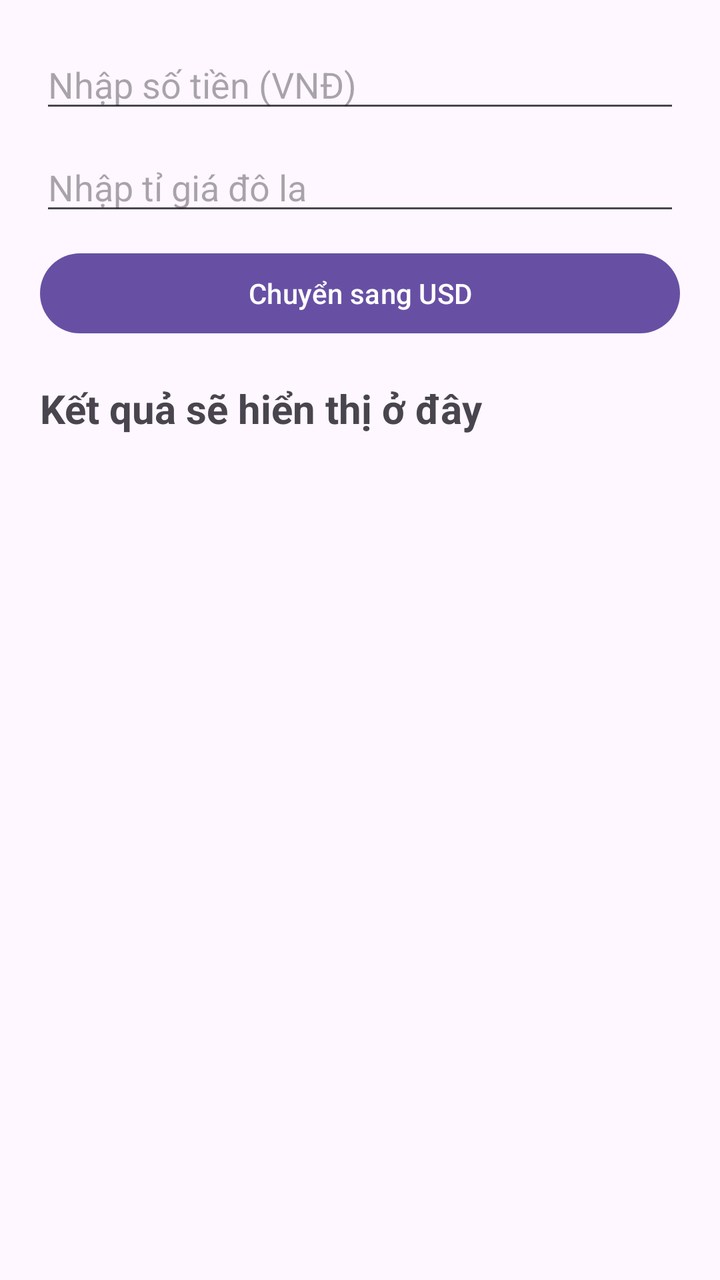
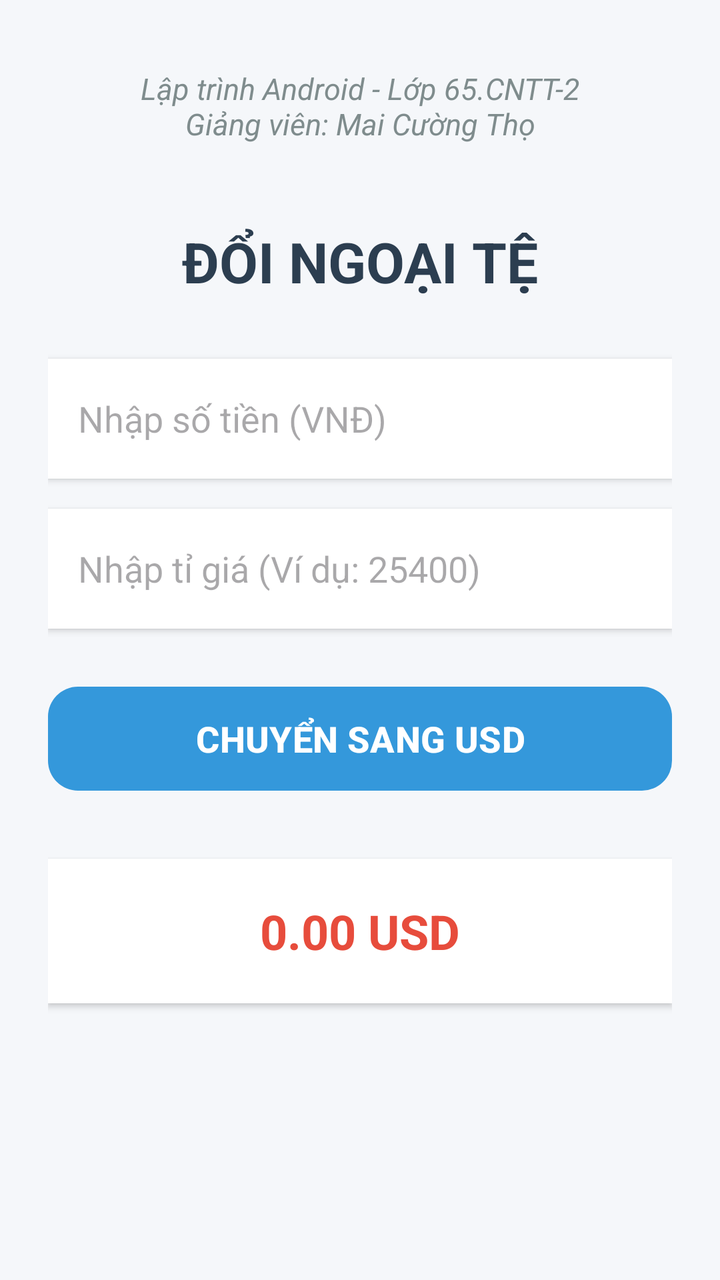

The first picture is an Android layout as it rendered before a commit; the second is the same layout after the commit. The layout source and the unified diff follow.
<!-- AndroidManifest.xml: application theme Theme.ThiGK2 -->
<!-- res/layout/chucnang1.xml -->
<?xml version="1.0" encoding="utf-8"?>
<LinearLayout xmlns:android="http://schemas.android.com/apk/res/android"
    android:layout_width="match_parent"
    android:layout_height="match_parent"
    android:orientation="vertical"
    android:padding="20dp">

    <EditText
        android:id="@+id/edtTien"
        android:layout_width="match_parent"
        android:layout_height="wrap_content"
        android:hint="Nhập số tiền (VNĐ)"
        android:inputType="numberDecimal"/>

    <EditText
        android:id="@+id/edtTyGia"
        android:layout_width="match_parent"
        android:layout_height="wrap_content"
        android:hint="Nhập tỉ giá đô la"
        android:inputType="numberDecimal"
        android:layout_marginTop="10dp"/>

    <Button
        android:id="@+id/btnTinh"
        android:layout_width="match_parent"
        android:layout_height="wrap_content"
        android:text="Chuyển sang USD"
        android:layout_marginTop="10dp"/>

    <TextView
        android:id="@+id/tvKetQua"
        android:layout_width="match_parent"
        android:layout_height="wrap_content"
        android:textSize="20sp"
        android:textStyle="bold"
        android:layout_marginTop="20dp"
        android:text="Kết quả sẽ hiển thị ở đây"/>

</LinearLayout>
<!-- resources referenced by this layout -->
<resources>
  <style name="Theme.ThiGK2" parent="Base.Theme.ThiGK2" />
  <style name="Base.Theme.ThiGK2" parent="Theme.Material3.DayNight.NoActionBar">
          
          
      </style>
</resources>

<!-- the commit's change to res/layout/chucnang1.xml (unified diff, before → after) -->
@@ -1,39 +1,79 @@
 <?xml version="1.0" encoding="utf-8"?>
 <LinearLayout xmlns:android="http://schemas.android.com/apk/res/android"
+    xmlns:app="http://schemas.android.com/apk/res-auto"
+    android:id="@+id/main"
     android:layout_width="match_parent"
     android:layout_height="match_parent"
     android:orientation="vertical"
-    android:padding="20dp">
+    android:padding="24dp"
+    android:background="#F5F7FA">
+
+    <TextView
+        android:layout_width="match_parent"
+        android:layout_height="wrap_content"
+        android:text="Lập trình Android - Lớp 65.CNTT-2\nGiảng viên: Mai Cường Thọ"
+        android:textSize="15sp"
+        android:textStyle="italic"
+        android:textColor="#7F8C8D"
+        android:gravity="center"
+        android:layout_marginTop="10dp"
+        android:layout_marginBottom="40dp"/>
+
+    <TextView
+        android:layout_width="match_parent"
+        android:layout_height="wrap_content"
+        android:text="ĐỔI NGOẠI TỆ"
+        android:textSize="28sp"
+        android:textStyle="bold"
+        android:textColor="#2C3E50"
+        android:gravity="center"
+        android:layout_marginBottom="30dp"/>
 
     <EditText
         android:id="@+id/edtTien"
         android:layout_width="match_parent"
-        android:layout_height="wrap_content"
+        android:layout_height="60dp"
         android:hint="Nhập số tiền (VNĐ)"
-        android:inputType="numberDecimal"/>
+        android:inputType="numberDecimal"
+        android:padding="15dp"
+        android:background="#FFFFFF"
+        android:elevation="2dp"
+        android:layout_marginBottom="15dp"/>
 
     <EditText
         android:id="@+id/edtTyGia"
         android:layout_width="match_parent"
-        android:layout_height="wrap_content"
-        android:hint="Nhập tỉ giá đô la"
+        android:layout_height="60dp"
+        android:hint="Nhập tỉ giá (Ví dụ: 25400)"
         android:inputType="numberDecimal"
-        android:layout_marginTop="10dp"/>
+        android:padding="15dp"
+        android:background="#FFFFFF"
+        android:elevation="2dp"
+        android:layout_marginBottom="25dp"/>
 
     <Button
         android:id="@+id/btnTinh"
         android:layout_width="match_parent"
-        android:layout_height="wrap_content"
-        android:text="Chuyển sang USD"
-        android:layout_marginTop="10dp"/>
+        android:layout_height="60dp"
+        android:text="CHUYỂN SANG USD"
+        android:textSize="18sp"
+        android:textStyle="bold"
+        app:cornerRadius="15dp"
+        app:backgroundTint="#3498DB"
+        android:textColor="#FFFFFF"
+        android:layout_marginBottom="30dp"/>
 
     <TextView
         android:id="@+id/tvKetQua"
         android:layout_width="match_parent"
         android:layout_height="wrap_content"
-        android:textSize="20sp"
+        android:textSize="24sp"
         android:textStyle="bold"
-        android:layout_marginTop="20dp"
-        android:text="Kết quả sẽ hiển thị ở đây"/>
+        android:textColor="#E74C3C"
+        android:gravity="center"
+        android:text="0.00 USD"
+        android:padding="20dp"
+        android:background="#FFFFFF"
+        android:elevation="2dp"/>
 
 </LinearLayout>
